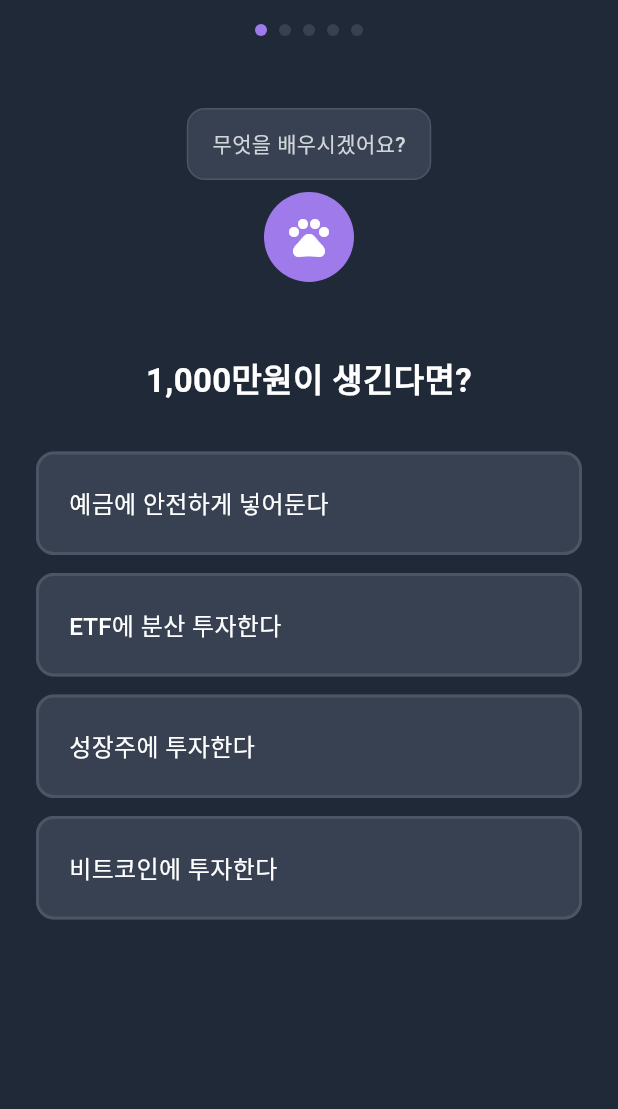
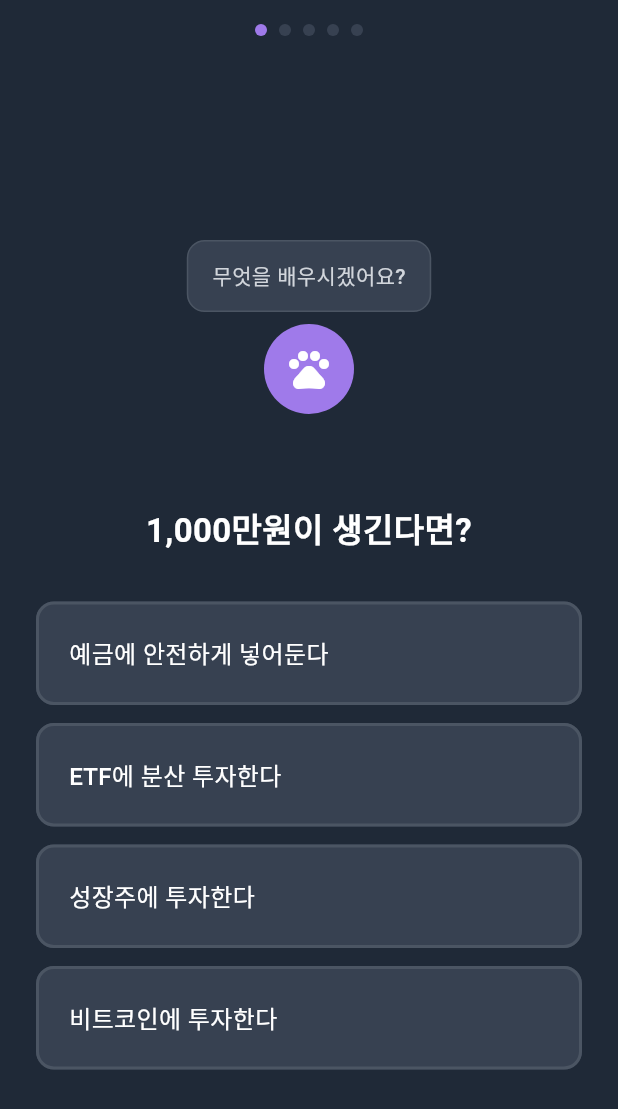
Before and after one commit to tei-young/your_money_pet, a Flutter app: the PersonalityTestScreen screen opened directly, on a phone screen of 412 x 824 dp. Shown: the top 1109 px of the screen. Run offline on Flutter 3.47's test engine with Material 3 defaults, Android fonts, the phone set to English and light mode, and no system bars; our stand-ins replace share_plus; accounts and stored records are empty.

Commit message:
Adjust personality test layout and unify selection highlight color
- Move personality test questions to center-bottom of screen
  - Increase top spacing from 32px to 120px
  - Increase character-question spacing from 48px to 60px
- Unify selection highlight color to purple (AppColors.primary)
  - Previously used type-specific colors (gray for Bear/Fox, purple for Cat/Sheep)
  - Now all selections use consistent purple highlight

```diff
--- a/lib/screens/onboarding/personality_result_screen.dart
+++ b/lib/screens/onboarding/personality_result_screen.dart
@@ -376,7 +376,7 @@ class _OtherPersonalitiesSheetState extends State<_OtherPersonalitiesSheet> {
                     margin: const EdgeInsets.only(bottom: 12),
                     decoration: BoxDecoration(
                       color: isSelected
-                          ? type.color.withOpacity(0.15)
+                          ? AppColors.primary.withOpacity(0.15)
                           : isCurrent
                               ? type.color.withOpacity(0.1)
                               : AppColors.background,
@@ -384,7 +384,7 @@ class _OtherPersonalitiesSheetState extends State<_OtherPersonalitiesSheet> {
                           BorderRadius.circular(ScreenSize.borderRadius),
                       border: Border.all(
                         color: isSelected
-                            ? type.color
+                            ? AppColors.primary
                             : isCurrent
                                 ? type.color
                                 : AppColors.border,
--- a/lib/screens/onboarding/personality_test_screen.dart
+++ b/lib/screens/onboarding/personality_test_screen.dart
@@ -208,12 +208,12 @@ class _PersonalityTestScreenState extends State<PersonalityTestScreen> {
                 ),
                 child: Column(
                   children: [
-                    const SizedBox(height: 32),
+                    const SizedBox(height: 120),
 
                     // 캐릭터 + 말풍선
                     _buildCharacterWithBubble(),
 
-                    const SizedBox(height: 48),
+                    const SizedBox(height: 60),
 
                     // 질문
                     _buildQuestion(question.question),
```
